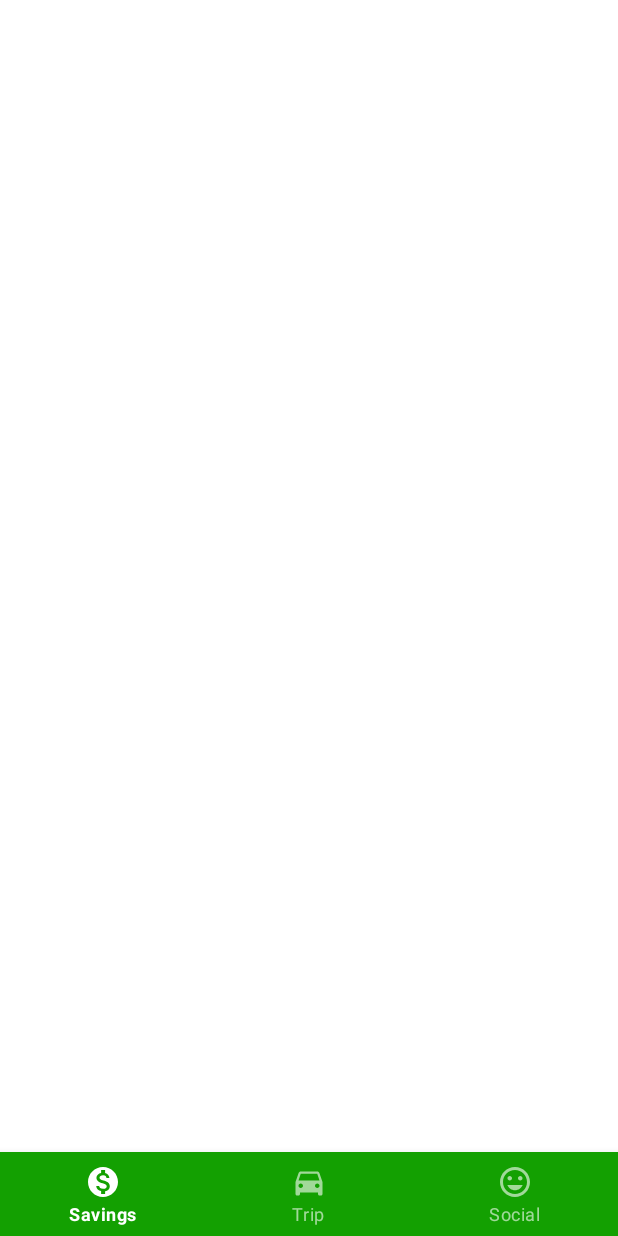
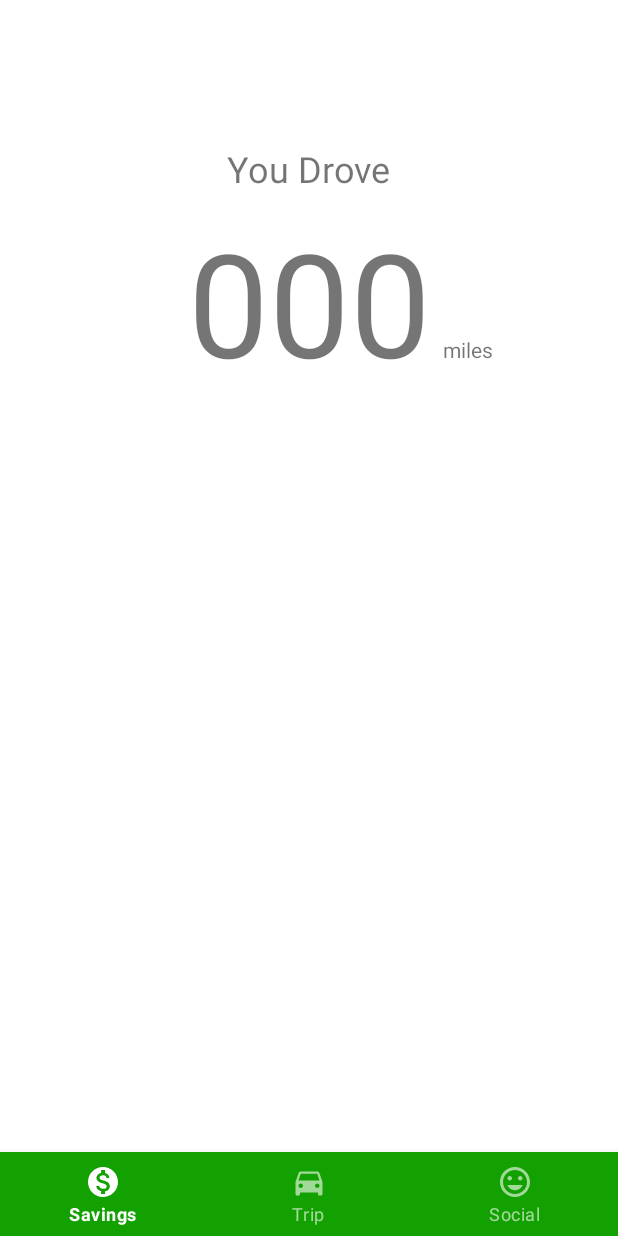
Before and after one commit to blabel3/e-mission, an Android app: the screen it shows after launch (MainActivity), on a phone screen of 412 x 824 dp. Run offline under Robolectric (Android 15) with nearby library versions, the phone set to English and light mode, and no system bars.

Commit message:
Got pagination to work on the main activity

```diff
--- a/app/src/main/java/com/abnc/emission/DataVisualization.java
+++ b/app/src/main/java/com/abnc/emission/DataVisualization.java
@@ -17,7 +17,7 @@ import android.widget.TextView;
  * Use the {@link DataVisualization#newInstance} factory method to
  * create an instance of this fragment.
  */
-public class DataVisualization extends Fragment {
+public class DataVisualization extends androidx.fragment.app.Fragment {
     // TODO: Rename parameter arguments, choose names that match
     // the fragment initialization parameters, e.g. ARG_ITEM_NUMBER
     private static final String ARG_PARAM1 = "param1";
@@ -58,6 +58,7 @@ public class DataVisualization extends Fragment {
             mParam1 = getArguments().getString(ARG_PARAM1);
             mParam2 = getArguments().getString(ARG_PARAM2);
         }
+
     }
 
     @Override
--- a/app/src/main/java/com/abnc/emission/MainActivity.java
+++ b/app/src/main/java/com/abnc/emission/MainActivity.java
@@ -1,18 +1,104 @@
 package com.abnc.emission;
 
+import android.net.Uri;
+import android.provider.ContactsContract;
+import android.util.Log;
+import android.view.LayoutInflater;
+import android.view.MenuItem;
+import android.view.View;
+import android.view.ViewGroup;
+import android.widget.ArrayAdapter;
+import android.widget.ListView;
+import androidx.annotation.NonNull;
 import androidx.appcompat.app.AppCompatActivity;
 import android.os.Bundle;
+import androidx.fragment.app.*;
+import androidx.viewpager.widget.ViewPager;
+import com.google.android.material.bottomnavigation.BottomNavigationMenu;
+import com.google.android.material.bottomnavigation.BottomNavigationView;
 
-public class MainActivity extends AppCompatActivity {
+import java.util.ArrayList;
+
+public class MainActivity extends FragmentActivity implements DataVisualization.OnFragmentInteractionListener, Trip.OnFragmentInteractionListener {
+
+    static final int NUM_ITEMS = 3;
+
+    MyAdapter mAdapter;
+
+    ViewPager mPager;
 
     @Override
     protected void onCreate(Bundle savedInstanceState) {
         super.onCreate(savedInstanceState);
         setContentView(R.layout.main_activity);
-        /*if (savedInstanceState == null) {
-            getSupportFragmentManager().beginTransaction()
-                    .replace(R.id.container, DataVisualization.newInstance())
-                    .commitNow();
-        }*/
+
+        /*FragmentManager fragmentManager = getSupportFragmentManager();
+        FragmentTransaction fragmentTransaction = fragmentManager.beginTransaction();
+
+        DataVisualization dataVisFragment = new DataVisualization();
+        fragmentTransaction.add(R.id.fragment_holder, dataVisFragment);
+        fragmentTransaction.commit();    FOR CHANGING FRAGMENTS*/
+
+        mAdapter = new MyAdapter(getSupportFragmentManager());
+
+        mPager = (ViewPager)findViewById(R.id.fragment_holder);
+        mPager.setAdapter(mAdapter);
+
+        BottomNavigationView navBar = (BottomNavigationView) findViewById(R.id.main_navigation);
+        navBar.setOnNavigationItemSelectedListener(new BottomNavigationView.OnNavigationItemSelectedListener() {
+            @Override
+            public boolean onNavigationItemSelected(@NonNull MenuItem menuItem) {
+
+                switch(menuItem.getItemId()) {
+                    case R.id.savings_option:
+                        mPager.setCurrentItem(0);
+                        return true;
+                    case R.id.trip_option:
+                        mPager.setCurrentItem(1);
+                        return true;
+                }
+
+                return false;
+            }
+        });
+
+
+    }
+
+    public static class MyAdapter extends FragmentPagerAdapter {
+
+        private ArrayList<Fragment> fragments;
+
+        public MyAdapter(FragmentManager fm) {
+            super(fm);
+
+            DataVisualization dataScreen = DataVisualization.newInstance("test", "testt");
+            Trip tripScreen = Trip.newInstance("haha", "herherh");
+
+            //fragments.add(0, dataScreen);
+            //fragments.add(1, tripScreen);
+
+        }
+
+        @Override
+        public int getCount() {
+            return NUM_ITEMS;
+        }
+
+        @Override
+        public Fragment getItem(int position) {
+            //return ArrayListFragment.newInstance(position);
+            //return fragments.get(position);
+            if(position ==0) {
+                return new DataVisualization();
+            } else {
+                return new Trip();
+            }
+        }
+    }
+
+    @Override
+    public void onFragmentInteraction(Uri uri) {
+
     }
 }
--- a/app/src/main/java/com/abnc/emission/Page1.java
+++ b/app/src/main/java/com/abnc/emission/Page1.java
@@ -18,14 +18,14 @@ public class Page1 extends AppCompatActivity {
         Toolbar toolbar = (Toolbar) findViewById(R.id.toolbar);
         setSupportActionBar(toolbar);
 
-        FloatingActionButton fab = (FloatingActionButton) findViewById(R.id.fab);
+        /*FloatingActionButton fab = (FloatingActionButton) findViewById(R.id.fab);
         fab.setOnClickListener(new View.OnClickListener() {
             @Override
             public void onClick(View view) {
                 Snackbar.make(view, "Replace with your own action", Snackbar.LENGTH_LONG)
                         .setAction("Action", null).show();
             }
-        });
+        });*/
     }
 
     @Override
--- a/app/src/main/java/com/abnc/emission/Trip.java
+++ b/app/src/main/java/com/abnc/emission/Trip.java
@@ -17,7 +17,7 @@ import android.view.ViewGroup;
  * Use the {@link Trip#newInstance} factory method to
  * create an instance of this fragment.
  */
-public class Trip extends Fragment {
+public class Trip extends androidx.fragment.app.Fragment {
     // TODO: Rename parameter arguments, choose names that match
     // the fragment initialization parameters, e.g. ARG_ITEM_NUMBER
     private static final String ARG_PARAM1 = "param1";
--- a/app/src/main/res/layout/main_activity.xml
+++ b/app/src/main/res/layout/main_activity.xml
@@ -5,18 +5,10 @@
     android:layout_width="match_parent"
     android:layout_height="match_parent"
     tools:context=".MainActivity" >
-    <androidx.viewpager.widget.ViewPager
+	<androidx.constraintlayout.widget.ConstraintLayout
 			android:layout_width="match_parent"
 			android:layout_height="match_parent">
-        <!--fragment
-                android:layout_width="match_parent"
-                android:layout_height="match_parent"
-                android:name="com.abnc.emission.ui.datavisualization.DataVisualization"
-                android:id="@+id/fragment"
-                app:layout_constraintBottom_toTopOf="@+id/main_navigation"
-                app:layout_constraintTop_toTopOf="parent" app:layout_constraintStart_toStartOf="parent"
-                app:layout_constraintEnd_toEndOf="parent"/-->
-    </androidx.viewpager.widget.ViewPager>
+
 		<com.google.android.material.bottomnavigation.BottomNavigationView
 				android:layout_width="match_parent"
 				android:layout_height="wrap_content" app:menu="@menu/menu_main_bottom"
@@ -27,4 +19,19 @@
 				app:layout_constraintEnd_toEndOf="parent" app:layout_constraintDimensionRatio="w,1:1"
 				style="@style/Widget.MaterialComponents.BottomNavigationView.Colored">
 		</com.google.android.material.bottomnavigation.BottomNavigationView>
+		<androidx.viewpager.widget.ViewPager
+				android:layout_width="wrap_content"
+				android:layout_height="wrap_content" android:id="@+id/fragment_holder"
+				app:layout_constraintStart_toStartOf="parent" app:layout_constraintEnd_toEndOf="parent"
+				app:layout_constraintTop_toTopOf="parent" app:layout_constraintBottom_toBottomOf="parent">
+			<!--fragment
+					android:layout_width="match_parent"
+					android:layout_height="match_parent"
+					android:name="com.abnc.emission.ui.datavisualization.DataVisualization"
+					android:id="@+id/fragment"
+					app:layout_constraintBottom_toTopOf="@+id/main_navigation"
+					app:layout_constraintTop_toTopOf="parent" app:layout_constraintStart_toStartOf="parent"
+					app:layout_constraintEnd_toEndOf="parent"/-->
+		</androidx.viewpager.widget.ViewPager>
+	</androidx.constraintlayout.widget.ConstraintLayout>
 </FrameLayout>
```
Lines whose indentation alone changed are shown as unchanged.
